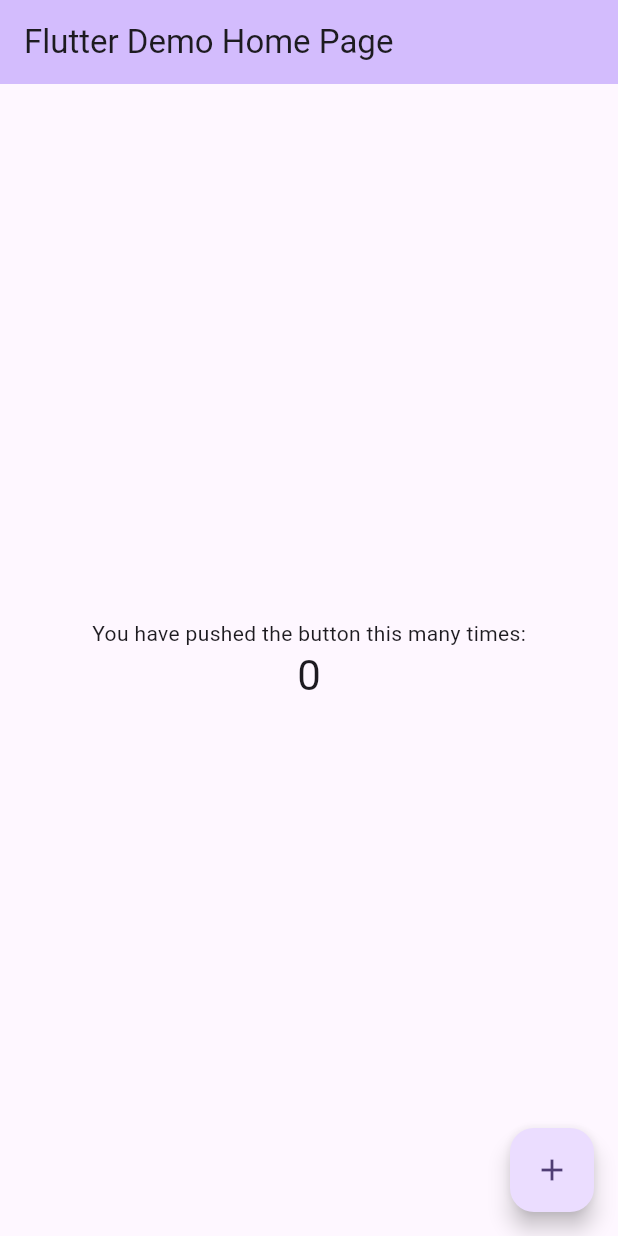
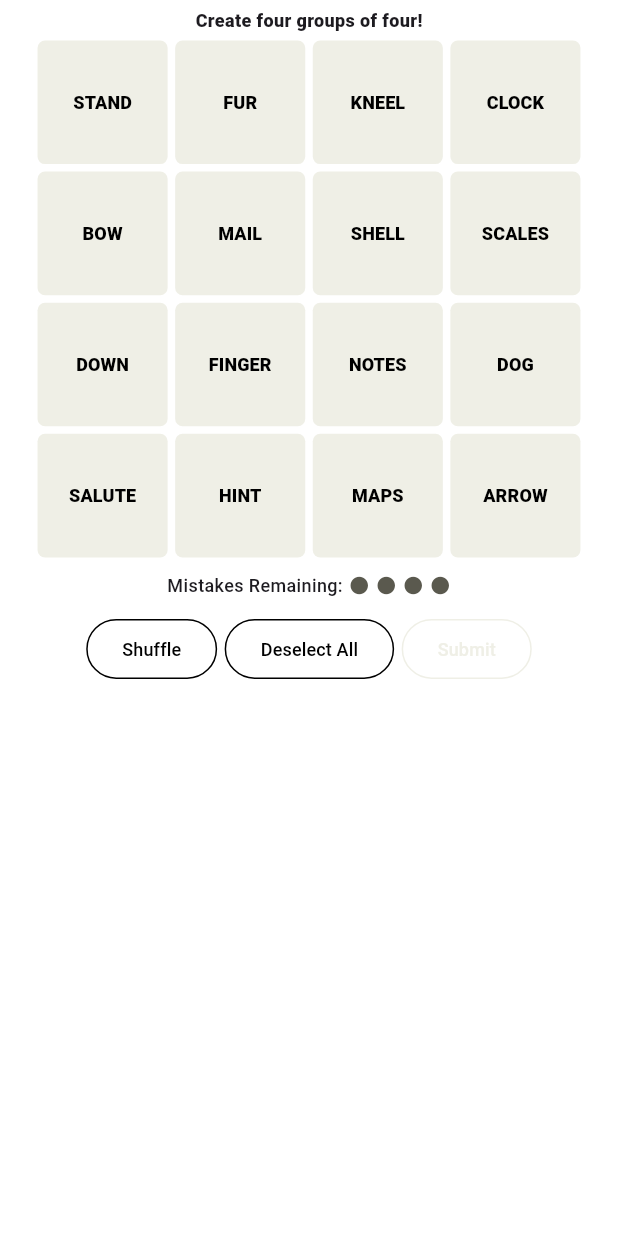
Before and after one commit to jackcsthomson/connections_clone, a Flutter app: the screen it shows after launch, on a phone screen of 412 x 824 dp. Run offline on Flutter 3.47's test engine with Material 2 defaults, Android fonts, the phone set to English and light mode, and no system bars; Roboto replaces fonts that are missing (Libre Franklin).

Commit message:
initial commit

```diff
--- a/lib/main.dart
+++ b/lib/main.dart
@@ -1,4 +1,25 @@
+import 'dart:ui' as ui;
+
+import 'package:flutter/foundation.dart';
 import 'package:flutter/material.dart';
+
+//* * Set Groupings and Hint Text
+List green = ['CLOCK', 'MAIL', 'MAPS', 'NOTES'];
+List yellow = ['BOW', 'KNEEL', 'SALUTE', 'STAND'];
+List blue = ['DOWN', 'FUR', 'SCALES', 'SHELL'];
+List purple = ['ARROW', 'DOG', 'FINGER', 'HINT'];
+
+String greenAnswer = 'IPHONE APPS';
+String yellowAnswer = 'WAYS TO SHOW RESPECT';
+String blueAnswer = 'ANIMAL COVERINGS';
+String purpleAnswer = '"POINTERS"';
+
+Color greenColor = const Color(0xFFA0C35A);
+Color yellowColor = const Color(0xFFF9DF6D);
+Color blueColor = const Color(0xFFB0C4EF);
+Color purpleColor = const Color(0xFFBA81C5);
+Color selected = const Color(0XFF5A594E);
+Color itemGrey = const Color(0xFFEFEFE6);
 
 void main() {
   runApp(const MyApp());
@@ -7,119 +28,302 @@ void main() {
 class MyApp extends StatelessWidget {
   const MyApp({super.key});
 
-  // This widget is the root of your application.
   @override
   Widget build(BuildContext context) {
+    double width = MediaQuery.of(context).size.width;
+    double height = MediaQuery.of(context).size.height;
+    var orientation = MediaQuery.of(context).orientation;
+
     return MaterialApp(
-      title: 'Flutter Demo',
+      title: 'NYT Connections',
       theme: ThemeData(
-        // This is the theme of your application.
-        //
-        // TRY THIS: Try running your application with "flutter run". You'll see
-        // the application has a blue toolbar. Then, without quitting the app,
-        // try changing the seedColor in the colorScheme below to Colors.green
-        // and then invoke "hot reload" (save your changes or press the "hot
-        // reload" button in a Flutter-supported IDE, or press "r" if you used
-        // the command line to start the app).
-        //
-        // Notice that the counter didn't reset back to zero; the application
-        // state is not lost during the reload. To reset the state, use hot
-        // restart instead.
-        //
-        // This works for code too, not just values: Most code changes can be
-        // tested with just a hot reload.
-        colorScheme: ColorScheme.fromSeed(seedColor: Colors.deepPurple),
+        fontFamily: 'Libre Franklin',
+        scaffoldBackgroundColor: const Color(0xFFFFFFFF),
         useMaterial3: true,
+        filledButtonTheme: FilledButtonThemeData(
+          style: FilledButton.styleFrom(
+            foregroundColor: Colors.black,
+            backgroundColor: itemGrey,
+            minimumSize: orientation == Orientation.portrait
+                ? ui.Size(width / 4.75, height / 10)
+                : ui.Size(width / 10, height / 10),
           ),
-      home: const MyHomePage(title: 'Flutter Demo Home Page'),
+        ),
+        outlinedButtonTheme: OutlinedButtonThemeData(
+          style: OutlinedButton.styleFrom(
+            foregroundColor: Colors.black,
+            side: const BorderSide(
+              color: Colors.black,
+              style: BorderStyle.solid,
+            ),
+          ),
+        ),
+      ),
+      home: const MyHomePage(),
     );
   }
 }
 
 class MyHomePage extends StatefulWidget {
-  const MyHomePage({super.key, required this.title});
-
-  // This widget is the home page of your application. It is stateful, meaning
-  // that it has a State object (defined below) that contains fields that affect
-  // how it looks.
-
-  // This class is the configuration for the state. It holds the values (in this
-  // case the title) provided by the parent (in this case the App widget) and
-  // used by the build method of the State. Fields in a Widget subclass are
-  // always marked "final".
-
-  final String title;
+  const MyHomePage({super.key});
 
   @override
   State<MyHomePage> createState() => _MyHomePageState();
 }
 
 class _MyHomePageState extends State<MyHomePage> {
-  int _counter = 0;
+  List words = green + yellow + blue + purple;
+  List isSelected = [];
+  int mistakes = 0;
+  List correctGroups = [];
+  List correctWords = [];
+  bool appLaunch = true;
 
-  void _incrementCounter() {
+  void _wordButtonPress(String word) {
     setState(() {
-      // This call to setState tells the Flutter framework that something has
-      // changed in this State, which causes it to rerun the build method below
-      // so that the display can reflect the updated values. If we changed
-      // _counter without calling setState(), then the build method would not be
-      // called again, and so nothing would appear to happen.
-      _counter++;
+      if (((isSelected.contains(word)) || (isSelected.length != 4)) &&
+          (mistakes != 4) &&
+          !(correctWords.contains(word))) {
+        if (isSelected.contains(word)) {
+          isSelected.remove(word);
+        } else {
+          isSelected.add(word);
+        }
+      }
     });
+  }
+
+  void _onSubmit() {
+    setState(() {
+      isSelected.sort();
+      if (listEquals(isSelected, green)) {
+        correctGroups.add('GREEN');
+        correctWords.add(green[0]);
+        correctWords.add(green[1]);
+        correctWords.add(green[2]);
+        correctWords.add(green[3]);
+      } else if (listEquals(isSelected, yellow)) {
+        correctGroups.add('YELLOW');
+        correctWords.add(yellow[0]);
+        correctWords.add(yellow[1]);
+        correctWords.add(yellow[2]);
+        correctWords.add(yellow[3]);
+      } else if (listEquals(isSelected, blue)) {
+        correctGroups.add('BLUE');
+        correctWords.add(blue[0]);
+        correctWords.add(blue[1]);
+        correctWords.add(blue[2]);
+        correctWords.add(blue[3]);
+      } else if (listEquals(isSelected, purple)) {
+        correctGroups.add('PURPLE');
+        correctWords.add(purple[0]);
+        correctWords.add(purple[1]);
+        correctWords.add(purple[2]);
+        correctWords.add(purple[3]);
+      } else {
+        mistakes++;
+      }
+      isSelected = [];
+    });
+  }
+
+  correctColour(String word) {
+    if (green.contains(word)) {
+      return greenColor;
+    } else if (yellow.contains(word)) {
+      return yellowColor;
+    } else if (blue.contains(word)) {
+      return blueColor;
+    } else if (purple.contains(word)) {
+      return purpleColor;
+    }
+  }
+
+  Widget wordButton(String word, Orientation orientation) {
+    return FilledButton(
+      style: FilledButton.styleFrom(
+        padding: const EdgeInsets.fromLTRB(10, 5, 10, 5),
+        shape: RoundedRectangleBorder(
+          borderRadius: BorderRadius.circular(5),
+        ),
+        backgroundColor: correctWords.contains(word)
+            ? correctColour(word)
+            : isSelected.contains(word)
+                ? selected
+                : itemGrey,
+      ),
+      onPressed: () {
+        _wordButtonPress(word);
+      },
+      child: Text(
+        word,
+        style: TextStyle(
+          fontSize: orientation == Orientation.portrait ? 12 : 16,
+          fontWeight: FontWeight.w900,
+          color: isSelected.contains(word) ? Colors.white : Colors.black,
+        ),
+      ),
+    );
   }
 
   @override
   Widget build(BuildContext context) {
-    // This method is rerun every time setState is called, for instance as done
-    // by the _incrementCounter method above.
-    //
-    // The Flutter framework has been optimized to make rerunning build methods
-    // fast, so that you can just rebuild anything that needs updating rather
-    // than having to individually change instances of widgets.
+    var orientation = MediaQuery.of(context).orientation;
+    double spacer = orientation == Orientation.portrait ? 5 : 10;
+    double fontSize = orientation == Orientation.portrait ? 12 : 16;
+    if (appLaunch) {
+      words.shuffle();
+      appLaunch = false;
+    }
     return Scaffold(
-      appBar: AppBar(
-        // TRY THIS: Try changing the color here to a specific color (to
-        // Colors.amber, perhaps?) and trigger a hot reload to see the AppBar
-        // change color while the other colors stay the same.
-        backgroundColor: Theme.of(context).colorScheme.inversePrimary,
-        // Here we take the value from the MyHomePage object that was created by
-        // the App.build method, and use it to set our appbar title.
-        title: Text(widget.title),
+      body: Column(
+        crossAxisAlignment: CrossAxisAlignment.center,
+        children: [
+          SizedBox(height: spacer),
+          Text(
+            'Create four groups of four!',
+            style: TextStyle(
+              fontSize: fontSize,
+              fontWeight: FontWeight.w900,
             ),
-      body: Center(
-        // Center is a layout widget. It takes a single child and positions it
-        // in the middle of the parent.
-        child: Column(
-          // Column is also a layout widget. It takes a list of children and
-          // arranges them vertically. By default, it sizes itself to fit its
-          // children horizontally, and tries to be as tall as its parent.
-          //
-          // Column has various properties to control how it sizes itself and
-          // how it positions its children. Here we use mainAxisAlignment to
-          // center the children vertically; the main axis here is the vertical
-          // axis because Columns are vertical (the cross axis would be
-          // horizontal).
-          //
-          // TRY THIS: Invoke "debug painting" (choose the "Toggle Debug Paint"
-          // action in the IDE, or press "p" in the console), to see the
-          // wireframe for each widget.
+          ),
+          SizedBox(height: spacer),
+          Row(
             mainAxisAlignment: MainAxisAlignment.center,
-          children: <Widget>[
-            const Text(
-              'You have pushed the button this many times:',
+            crossAxisAlignment: CrossAxisAlignment.center,
+            children: [
+              wordButton(words[0], orientation),
+              SizedBox(width: spacer),
+              wordButton(words[1], orientation),
+              SizedBox(width: spacer),
+              wordButton(words[2], orientation),
+              SizedBox(width: spacer),
+              wordButton(words[3], orientation),
+            ],
           ),
+          SizedBox(height: spacer),
+          Row(
+            mainAxisAlignment: MainAxisAlignment.center,
+            crossAxisAlignment: CrossAxisAlignment.center,
+            children: [
+              wordButton(words[4], orientation),
+              SizedBox(width: spacer),
+              wordButton(words[5], orientation),
+              SizedBox(width: spacer),
+              wordButton(words[6], orientation),
+              SizedBox(width: spacer),
+              wordButton(words[7], orientation),
+            ],
+          ),
+          SizedBox(height: spacer),
+          Row(
+            mainAxisAlignment: MainAxisAlignment.center,
+            crossAxisAlignment: CrossAxisAlignment.center,
+            children: [
+              wordButton(words[8], orientation),
+              SizedBox(width: spacer),
+              wordButton(words[9], orientation),
+              SizedBox(width: spacer),
+              wordButton(words[10], orientation),
+              SizedBox(width: spacer),
+              wordButton(words[11], orientation),
+            ],
+          ),
+          SizedBox(height: spacer),
+          Row(
+            mainAxisAlignment: MainAxisAlignment.center,
+            crossAxisAlignment: CrossAxisAlignment.center,
+            children: [
+              wordButton(words[12], orientation),
+              SizedBox(width: spacer),
+              wordButton(words[13], orientation),
+              SizedBox(width: spacer),
+              wordButton(words[14], orientation),
+              SizedBox(width: spacer),
+              wordButton(words[15], orientation),
+            ],
+          ),
+          SizedBox(height: spacer * 2),
+          Row(
+            mainAxisAlignment: MainAxisAlignment.center,
+            crossAxisAlignment: CrossAxisAlignment.center,
+            children: [
               Text(
-              '$_counter',
-              style: Theme.of(context).textTheme.headlineMedium,
+                'Mistakes Remaining:',
+                style: TextStyle(
+                  fontSize: fontSize,
+                  fontWeight: FontWeight.w500,
+                ),
+              ),
+              for (int i = 0; i < 4 - mistakes; i++)
+                Row(
+                  children: [
+                    const SizedBox(width: 4),
+                    Icon(Icons.circle, size: 14, color: selected),
+                  ],
                 ),
             ],
           ),
+          SizedBox(height: spacer * 2),
+          Row(
+            mainAxisAlignment: MainAxisAlignment.center,
+            crossAxisAlignment: CrossAxisAlignment.center,
+            children: [
+              OutlinedButton(
+                onPressed: () {
+                  setState(
+                    () {
+                      words.shuffle();
+                    },
+                  );
+                },
+                child: Text(
+                  'Shuffle',
+                  style: TextStyle(
+                    fontSize: fontSize,
+                    fontWeight: FontWeight.w500,
                   ),
-      floatingActionButton: FloatingActionButton(
-        onPressed: _incrementCounter,
-        tooltip: 'Increment',
-        child: const Icon(Icons.add),
-      ), // This trailing comma makes auto-formatting nicer for build methods.
+                ),
+              ),
+              SizedBox(width: spacer),
+              OutlinedButton(
+                  onPressed: () {
+                    setState(
+                      () {
+                        isSelected = [];
+                      },
+                    );
+                  },
+                  child: Text(
+                    'Deselect All',
+                    style: TextStyle(
+                      fontSize: fontSize,
+                      fontWeight: FontWeight.w500,
+                    ),
+                  )),
+              SizedBox(width: spacer),
+              OutlinedButton(
+                onPressed: () {
+                  _onSubmit();
+                },
+                style: OutlinedButton.styleFrom(
+                  side: BorderSide(
+                    color: isSelected.length == 4 ? Colors.black : itemGrey,
+                  ),
+                ),
+                child: Text(
+                  'Submit',
+                  style: TextStyle(
+                    fontSize: fontSize,
+                    fontWeight: FontWeight.w500,
+                    color: isSelected.length == 4 ? Colors.black : itemGrey,
+                  ),
+                ),
+              ),
+            ],
+          ),
+        ],
+      ),
     );
   }
 }
--- a/pubspec.yaml
+++ b/pubspec.yaml
@@ -88,3 +88,9 @@ flutter:
   #
   # For details regarding fonts from package dependencies,
   # see https://flutter.dev/custom-fonts/#from-packages
+
+fonts:
+    - family: Libre Franklin
+      fonts:
+        - asset: fonts/LibreFranklin-Light.ttf
+        - asset: fonts/LibreFranklin-Medium.ttf
```
Also changed, not shown: pubspec.lock, 2 other files. Lines whose indentation alone changed are shown as unchanged.
